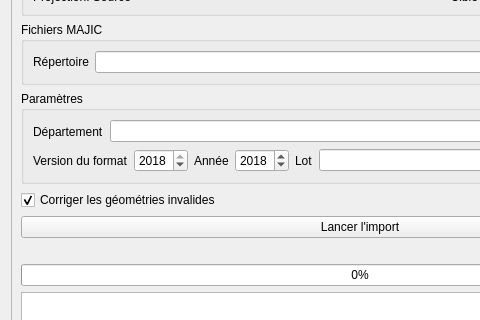
Old version of the form forms/cadastre_import_form.ui in the repository 3liz/QgisCadastrePlugin; both pictures show x 0 to 480 and y 253 to 573 of the 720 by 694 pixel window.
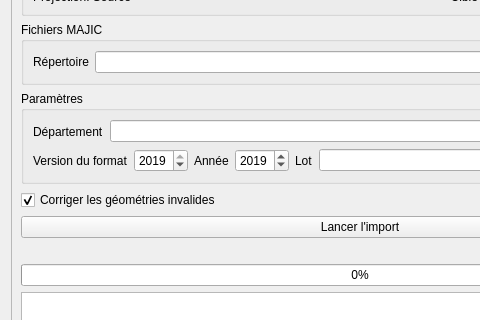
New version of the form. Icons and pictures are not drawn. Custom widgets are drawn as their Qt base class.

Commit message:
changements globaux majic2019
changement année 2018 en 2019

The edit to the form file:
```diff
--- a/forms/cadastre_import_form.ui
+++ b/forms/cadastre_import_form.ui
@@ -354,10 +354,10 @@
                <number>2012</number>
               </property>
               <property name="maximum">
-               <number>2018</number>
+               <number>2019</number>
               </property>
               <property name="value">
-               <number>2018</number>
+               <number>2019</number>
               </property>
              </widget>
             </item>
@@ -380,7 +380,7 @@
                <number>2020</number>
               </property>
               <property name="value">
-               <number>2018</number>
+               <number>2019</number>
               </property>
              </widget>
             </item>
```
The commit also changes 2 other files.
